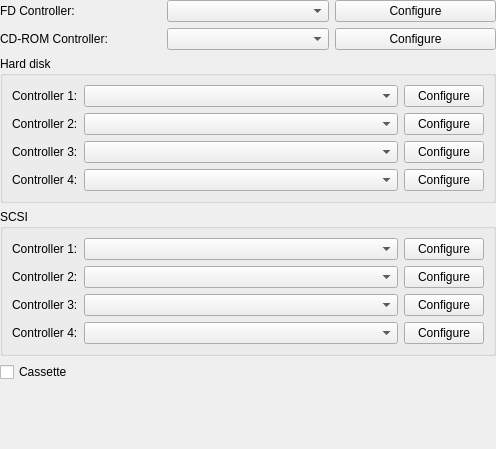
The window that src/qt/qt_settingsstoragecontrollers.ui (86Box/86Box) describes before a commit, drawn with Qt 5.
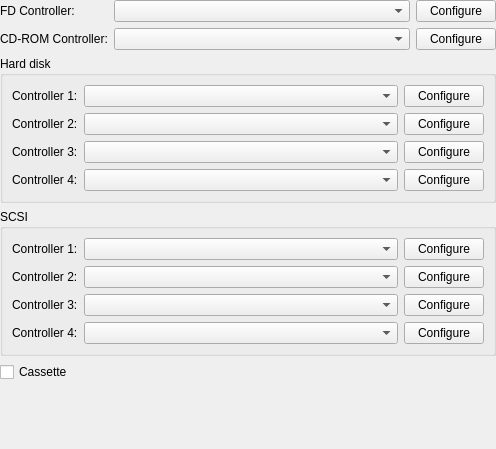
The same window after the commit.

Commit message:
Qt; Layout and size policy tweaks for settings dialog
Fixes comboboxes not always filling the intended space,
as well as oversized Configure buttons and uneven joystick
confugration buttons

Diff of the .ui file:
```diff
--- a/src/qt/qt_settingsstoragecontrollers.ui
+++ b/src/qt/qt_settingsstoragecontrollers.ui
@@ -40,6 +40,12 @@
        <property name="maxVisibleItems">
         <number>30</number>
        </property>
+       <property name="sizePolicy">
+        <sizepolicy hsizetype="Expanding" vsizetype="Fixed">
+         <horstretch>0</horstretch>
+         <verstretch>0</verstretch>
+        </sizepolicy>
+       </property>
       </widget>
      </item>
      <item row="0" column="2">
@@ -61,6 +67,12 @@
        <property name="maxVisibleItems">
         <number>30</number>
        </property>
+       <property name="sizePolicy">
+        <sizepolicy hsizetype="Expanding" vsizetype="Fixed">
+         <horstretch>0</horstretch>
+         <verstretch>0</verstretch>
+        </sizepolicy>
+       </property>
       </widget>
      </item>
      <item row="1" column="2">
```
The commit also changes 3 other files.
